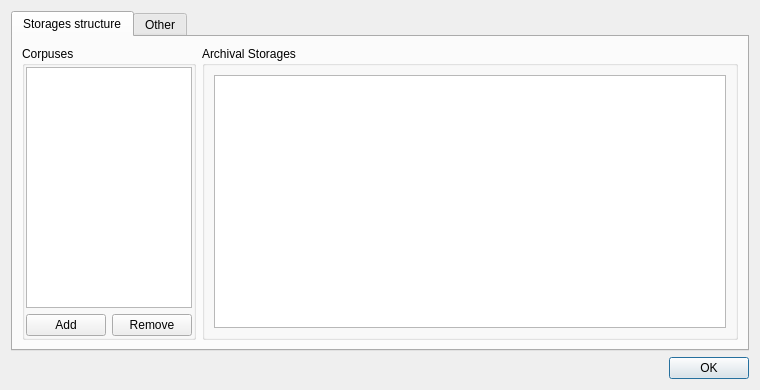
This is dialogs/paramdialog.ui in caxapyk/TPointer as Qt 5 draws it before an edit. The edited form follows.
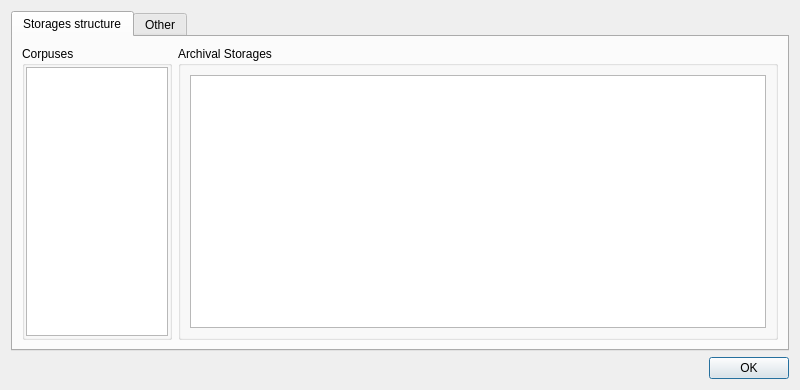
This is the edited form. Icons and pictures are not drawn.

Patch:
```diff
--- a/dialogs/paramdialog.ui
+++ b/dialogs/paramdialog.ui
@@ -9,7 +9,7 @@
    <rect>
     <x>0</x>
     <y>0</y>
-    <width>760</width>
+    <width>800</width>
     <height>390</height>
    </rect>
   </property>
@@ -21,7 +21,7 @@
   </property>
   <property name="maximumSize">
    <size>
-    <width>760</width>
+    <width>800</width>
     <height>390</height>
    </size>
   </property>
@@ -85,32 +85,6 @@
               </property>
              </widget>
             </item>
-            <item>
-             <layout class="QFormLayout" name="formLayout">
-              <item row="0" column="0">
-               <widget class="QPushButton" name="pB_corpusAdd">
-                <property name="text">
-                 <string>Add</string>
-                </property>
-                <property name="icon">
-                 <iconset resource="../resources.qrc">
-                  <normaloff>:/icons/plus-16.png</normaloff>:/icons/plus-16.png</iconset>
-                </property>
-               </widget>
-              </item>
-              <item row="0" column="1">
-               <widget class="QPushButton" name="pB_corpusRemove">
-                <property name="text">
-                 <string>Remove</string>
-                </property>
-                <property name="icon">
-                 <iconset resource="../resources.qrc">
-                  <normaloff>:/icons/delete-16.png</normaloff>:/icons/delete-16.png</iconset>
-                </property>
-               </widget>
-              </item>
-             </layout>
-            </item>
            </layout>
           </widget>
          </item>
```
